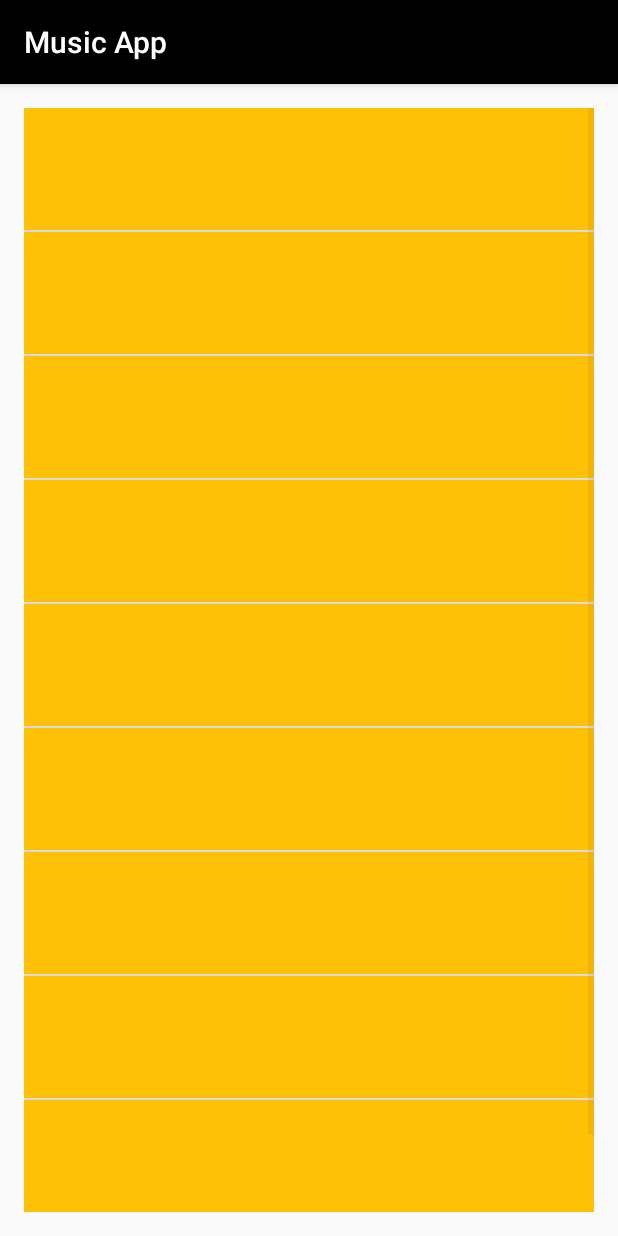
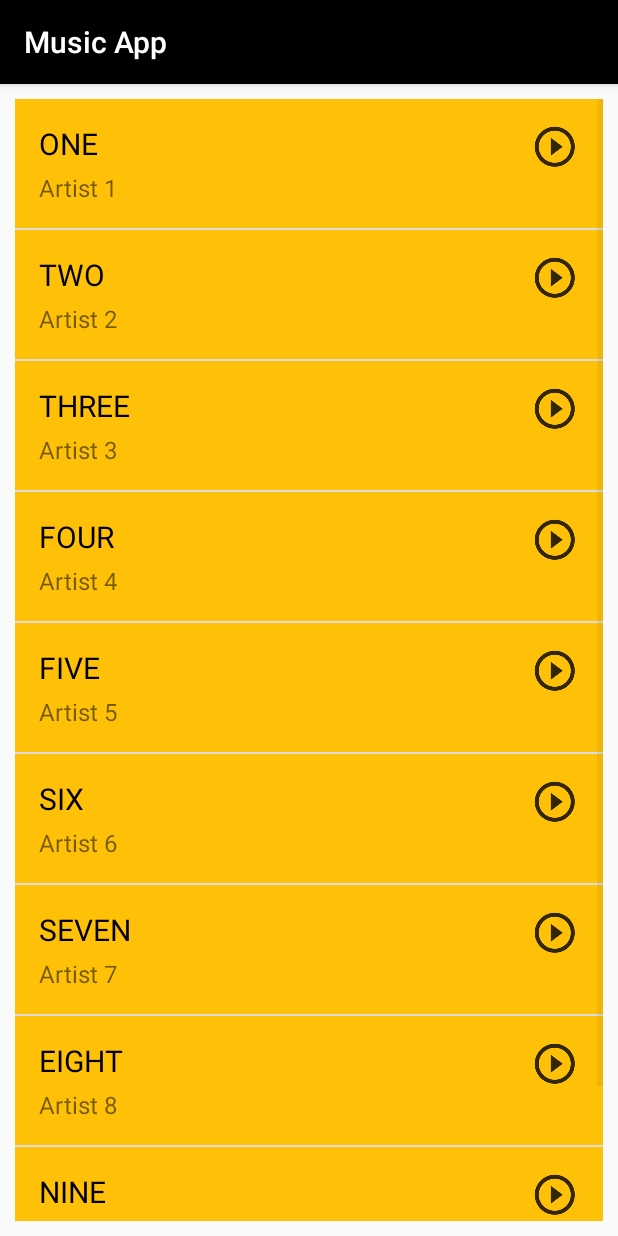
Before and after one commit to catarinaSC/MusicApp, an Android app: the Playlist_item screen opened directly, with no data from a screen before it, on a phone screen of 412 x 824 dp. Run offline under Robolectric (Android 15) with nearby library versions, the phone set to English and light mode, and no system bars.

Commit message:
Change version 3

```diff
--- a/app/src/main/java/com/example/catarina/musicapp/SongAdapter.java
+++ b/app/src/main/java/com/example/catarina/musicapp/SongAdapter.java
@@ -17,12 +17,9 @@ public class SongAdapter extends ArrayAdapter<Song> {
 
     private Context mContext;
 
-    private ArrayList<Song> songs = new ArrayList<>();
-
     public SongAdapter(Context context, ArrayList<Song> songs) {
-        super(context, 0, songs);
+        super(context,0, songs);
         mContext = context;
-
     }
 
         @Override
@@ -34,7 +31,7 @@ public class SongAdapter extends ArrayAdapter<Song> {
             if (listItemView == null)
                 listItemView = LayoutInflater.from(getContext()).inflate(R.layout.song_list, parent, false);
 
-            Song songList = songs.get(position);
+            Song songList = getItem(position);
 
             TextView song = (TextView) listItemView.findViewById(R.id.song_text_view);
             song.setText(songList.getSongOrder());
--- a/app/src/main/res/layout/song_list.xml
+++ b/app/src/main/res/layout/song_list.xml
@@ -24,7 +24,7 @@ android:background="@color/colorAccent">
         android:id="@+id/play_button"
         android:layout_width="wrap_content"
         android:layout_height="wrap_content"
-        android:background="#FFFFFF"
+        android:background="#FFC107"
         android:src="@drawable/ic_action_name"
         android:layout_alignParentRight="true"/>
 </RelativeLayout>
--- a/app/src/main/res/values/dimens.xml
+++ b/app/src/main/res/values/dimens.xml
@@ -3,6 +3,6 @@
     <!-- Height of each list item -->
     <dimen name="list_item_height">88dp</dimen>
     <!-- Default screen margins, per the Android Design guidelines. -->
-    <dimen name="activity_horizontal_margin">16dp</dimen>
-    <dimen name="activity_vertical_margin">16dp</dimen>
+    <dimen name="activity_horizontal_margin">10dp</dimen>
+    <dimen name="activity_vertical_margin">10dp</dimen>
 </resources>
```
Also changed, not shown: app/src/main/java/com/example/catarina/musicapp/Song.java (+0 -12 lines).
